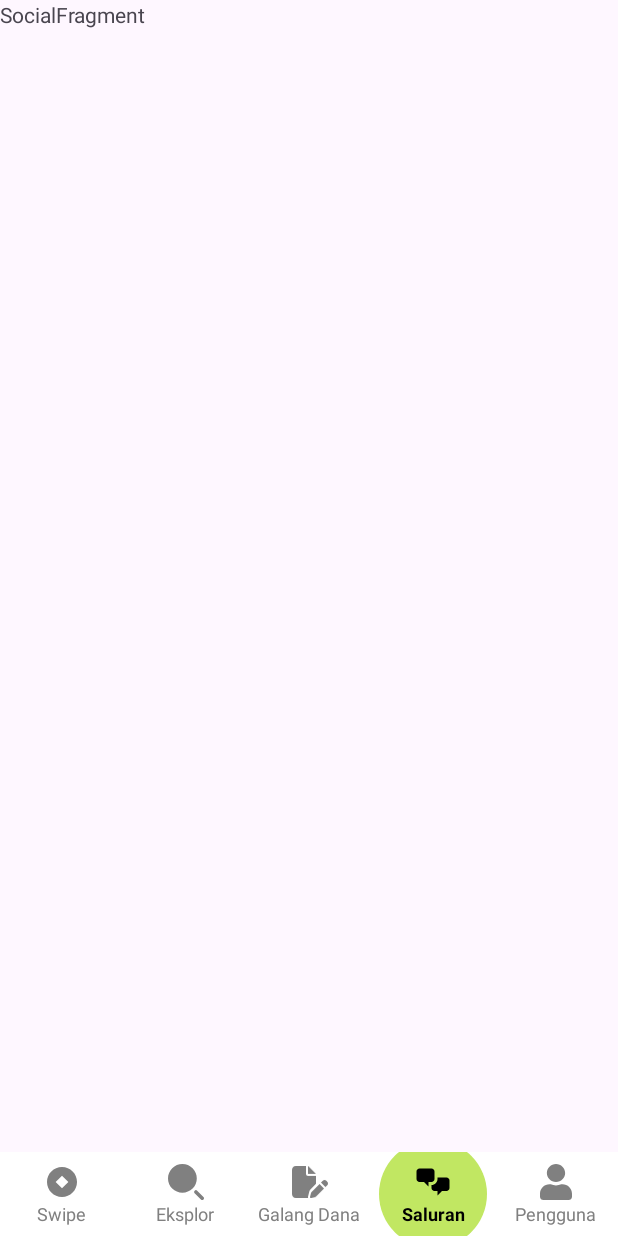
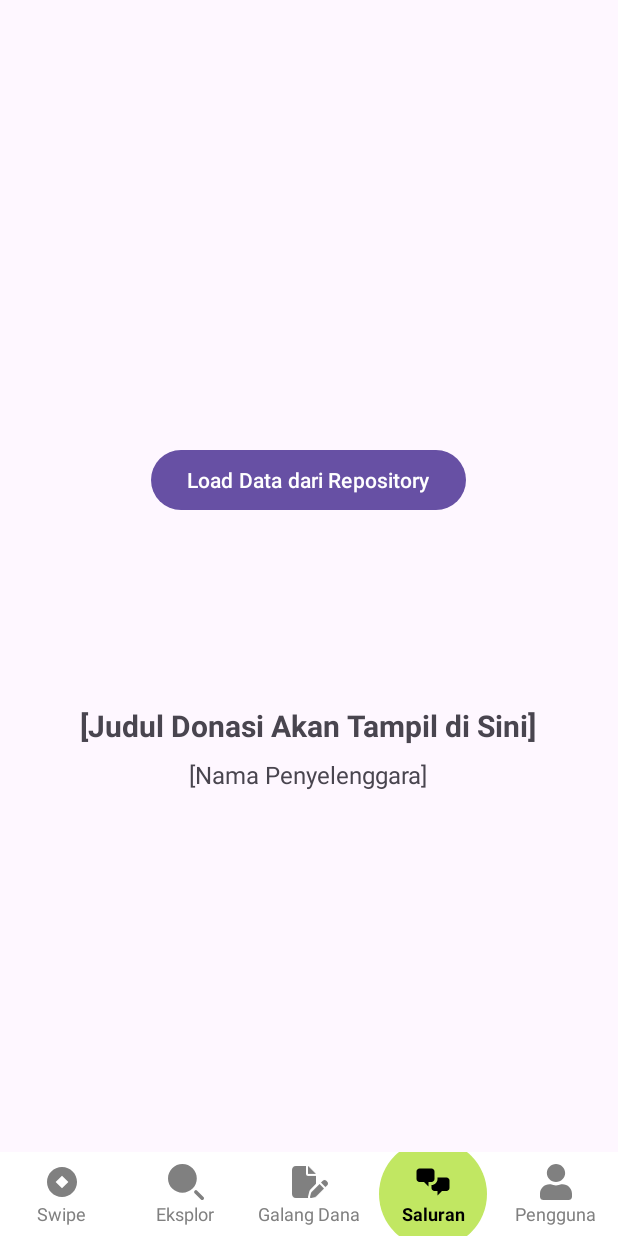
Before and after one commit to gresss27/Rahmat-UX, an Android app: the screen it shows after launch (MainActivity), item 4 of the bottom bar chosen, on a phone screen of 412 x 824 dp. Run offline under Robolectric (Android 15) with nearby library versions, the phone set to English and light mode, and no system bars.

Commit message:
add dummy data repository and campaign model

```diff
--- a/app/build.gradle.kts
+++ b/app/build.gradle.kts
@@ -15,7 +15,9 @@ android {
 
         testInstrumentationRunner = "androidx.test.runner.AndroidJUnitRunner"
     }
-
+    buildFeatures {
+        viewBinding = true
+    }
     buildTypes {
         release {
             isMinifyEnabled = false
@@ -24,6 +26,7 @@ android {
                 "proguard-rules.pro"
             )
         }
+
     }
     compileOptions {
         sourceCompatibility = JavaVersion.VERSION_11
--- a/app/src/main/java/com/example/rahmat_ux/SocialFragment.java
+++ b/app/src/main/java/com/example/rahmat_ux/SocialFragment.java
@@ -1,64 +1,52 @@
-package com.example.rahmat_ux;
+package com.example.rahmat_ux; // Sesuaikan dengan nama paketmu
 
 import android.os.Bundle;
-
-import androidx.fragment.app.Fragment;
-
 import android.view.LayoutInflater;
 import android.view.View;
 import android.view.ViewGroup;
 
-/**
- * A simple {@link Fragment} subclass.
- * Use the {@link SocialFragment#newInstance} factory method to
- * create an instance of this fragment.
- */
+import androidx.annotation.NonNull;
+import androidx.annotation.Nullable;
+import androidx.fragment.app.Fragment;
+
+import com.example.rahmat_ux.data.DummyDataRepository; // Impor Repository
+import com.example.rahmat_ux.databinding.FragmentSocialBinding; // Impor Binding yang sesuai
+import com.example.rahmat_ux.model.Campaign; // Impor Model
+
 public class SocialFragment extends Fragment {
 
-    // TODO: Rename parameter arguments, choose names that match
-    // the fragment initialization parameters, e.g. ARG_ITEM_NUMBER
-    private static final String ARG_PARAM1 = "param1";
-    private static final String ARG_PARAM2 = "param2";
+    // Gunakan binding class yang sesuai dengan nama file XML
+    private FragmentSocialBinding binding;
 
-    // TODO: Rename and change types of parameters
-    private String mParam1;
-    private String mParam2;
-
-    public SocialFragment() {
-        // Required empty public constructor
-    }
-
-    /**
-     * Use this factory method to create a new instance of
-     * this fragment using the provided parameters.
-     *
-     * @param param1 Parameter 1.
-     * @param param2 Parameter 2.
-     * @return A new instance of fragment SocialFragment.
-     */
-    // TODO: Rename and change types and number of parameters
-    public static SocialFragment newInstance(String param1, String param2) {
-        SocialFragment fragment = new SocialFragment();
-        Bundle args = new Bundle();
-        args.putString(ARG_PARAM1, param1);
-        args.putString(ARG_PARAM2, param2);
-        fragment.setArguments(args);
-        return fragment;
+    @Nullable
+    @Override
+    public View onCreateView(@NonNull LayoutInflater inflater, @Nullable ViewGroup container, @Nullable Bundle savedInstanceState) {
+        binding = FragmentSocialBinding.inflate(inflater, container, false);
+        return binding.getRoot();
     }
 
     @Override
-    public void onCreate(Bundle savedInstanceState) {
-        super.onCreate(savedInstanceState);
-        if (getArguments() != null) {
-            mParam1 = getArguments().getString(ARG_PARAM1);
-            mParam2 = getArguments().getString(ARG_PARAM2);
-        }
+    public void onViewCreated(@NonNull View view, @Nullable Bundle savedInstanceState) {
+        super.onViewCreated(view, savedInstanceState);
+
+        // Beri aksi pada tombol
+        binding.buttonLoadData.setOnClickListener(new View.OnClickListener() {
+            @Override
+            public void onClick(View v) {
+                // Panggil method dari repository untuk mendapatkan data
+                Campaign detail = DummyDataRepository.getDonationDetail();
+
+                // Gunakan data dari objek 'detail' untuk mengisi komponen UI
+                binding.textViewDonationTitle.setText(detail.getTitle());
+                binding.textViewOrganizerName.setText("Penyelenggara: " + detail.getOrganizerName());
+                binding.imageViewOrganizerLogo.setImageResource(detail.getOrganizerImageResId());
+            }
+        });
     }
 
     @Override
-    public View onCreateView(LayoutInflater inflater, ViewGroup container,
-                             Bundle savedInstanceState) {
-        // Inflate the layout for this fragment
-        return inflater.inflate(R.layout.fragment_social, container, false);
+    public void onDestroyView() {
+        super.onDestroyView();
+        binding = null;
     }
 }
--- a/app/src/main/res/layout/fragment_social.xml
+++ b/app/src/main/res/layout/fragment_social.xml
@@ -1,14 +1,41 @@
 <?xml version="1.0" encoding="utf-8"?>
-<FrameLayout xmlns:android="http://schemas.android.com/apk/res/android"
+<LinearLayout
+    xmlns:android="http://schemas.android.com/apk/res/android"
     xmlns:tools="http://schemas.android.com/tools"
     android:layout_width="match_parent"
     android:layout_height="match_parent"
-    tools:context=".SocialFragment">
+    android:orientation="vertical"
+    android:gravity="center"
+    android:padding="16dp"
+    tools:context=".SocialFragment"> <Button
+    android:id="@+id/button_load_data"
+    android:layout_width="wrap_content"
+    android:layout_height="wrap_content"
+    android:text="Load Data dari Repository" />
 
-    <!-- TODO: Update blank fragment layout -->
+    <ImageView
+        android:id="@+id/image_view_organizer_logo"
+        android:layout_width="80dp"
+        android:layout_height="80dp"
+        android:layout_marginTop="30dp"
+        tools:src="@tools:sample/avatars" />
+
     <TextView
-        android:layout_width="match_parent"
-        android:layout_height="match_parent"
-        android:text="SocialFragment" />
+        android:id="@+id/text_view_donation_title"
+        android:layout_width="wrap_content"
+        android:layout_height="wrap_content"
+        android:layout_marginTop="16dp"
+        android:text="[Judul Donasi Akan Tampil di Sini]"
+        android:textAlignment="center"
+        android:textSize="20sp"
+        android:textStyle="bold" />
 
-</FrameLayout>
+    <TextView
+        android:id="@+id/text_view_organizer_name"
+        android:layout_width="wrap_content"
+        android:layout_height="wrap_content"
+        android:layout_marginTop="8dp"
+        android:text="[Nama Penyelenggara]"
+        android:textSize="16sp" />
+
+</LinearLayout>
```
Also changed, not shown: app/src/main/java/com/example/rahmat_ux/data/DummyDataRepository.java (added, +27 -0 lines), app/src/main/java/com/example/rahmat_ux/model/Campaign.java (added, +64 -0 lines), app/src/main/res/drawable/logo_organizer.jpg (added), build.gradle.kts (line endings or trailing spaces), 1 other file.
